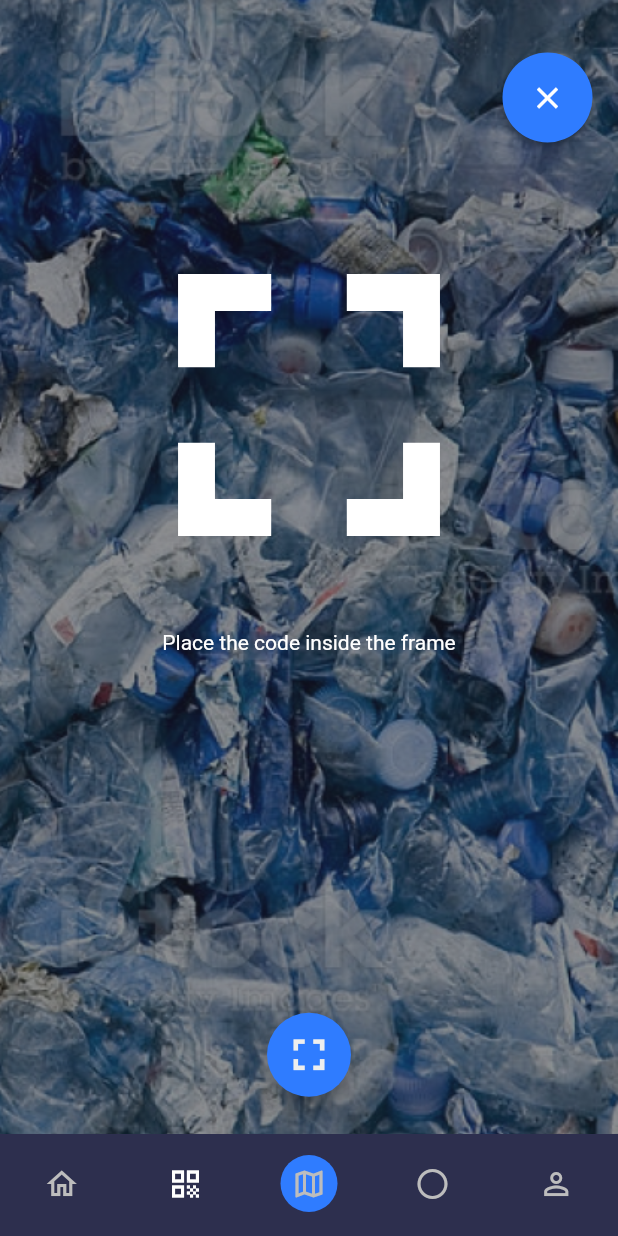
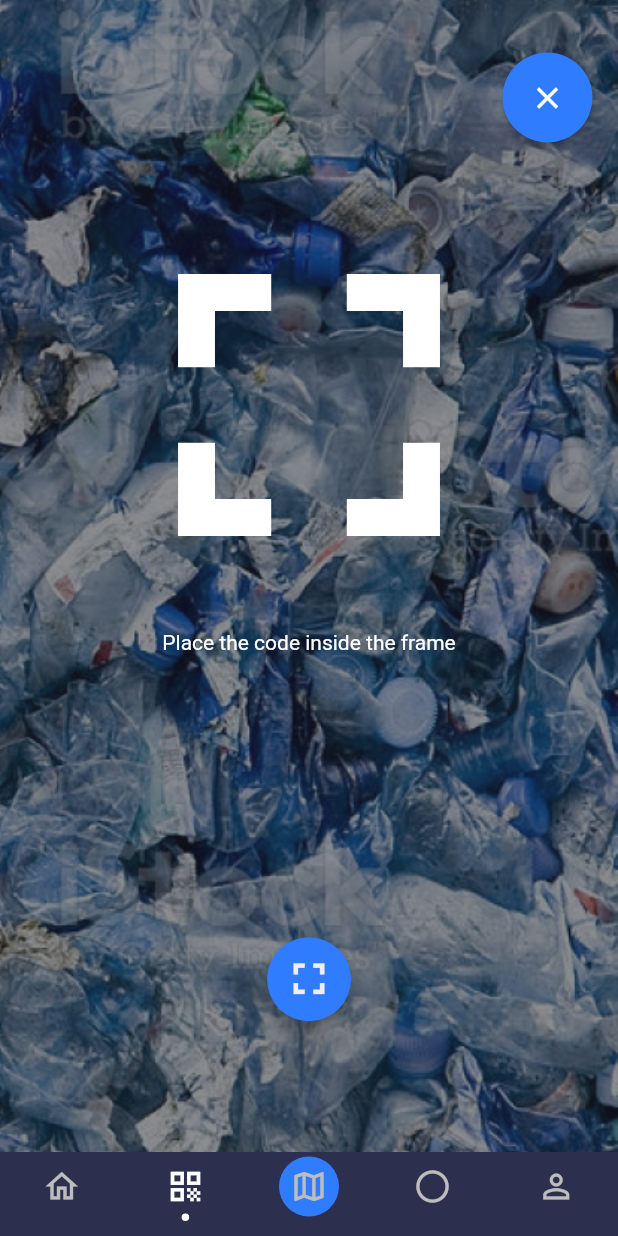
Before and after one commit to bocyej/innotrash, a Flutter app: the StructurePage widget shown alone on an empty page, opened directly, item 2 of the bottom bar chosen, on a phone screen of 412 x 824 dp. Run offline on Flutter 3.47's test engine with Material 2 defaults, Android fonts, the phone set to English and light mode, and no system bars; drawn by our look-alikes of persistent_bottom_nav_bar; our stand-ins replace google_fonts.

Commit message:
changed bottom nav bar to persistent bottom nav bar

```diff
--- a/lib/pages/structure.dart
+++ b/lib/pages/structure.dart
@@ -7,6 +7,8 @@ import '../pages/qr.dart';
 import '../pages/map.dart';
 import '../pages/rewards.dart';
 import '../pages/profile.dart';
+
+import 'package:persistent_bottom_nav_bar/persistent-tab-view.dart';
 
 class Structure extends StatelessWidget {
   const Structure({Key? key}) : super(key: key);
@@ -27,42 +29,34 @@ class StructurePage extends StatefulWidget {
 }
 
 class _StructurePageState extends State<StructurePage> {
-  int _selectedIndex = 0;
+  final PersistentTabController _controller =
+      PersistentTabController(initialIndex: 0);
 
-  void _onNavTapped(int index) {
-    setState(() {
-      _selectedIndex = index;
-    });
-  }
-
-  final pages = [
+  List<Widget> _buildScreens() {
+    return [
       const Homepage(),
       const QRPage(),
       const MapPage(),
       const RewardsPage(),
       const ProfilePage(),
     ];
+  }
 
-  @override
-  Widget build(BuildContext context) {
-    return Scaffold(
-      extendBody: true, // transparent bottom navbar
-      body: pages[_selectedIndex],
-      bottomNavigationBar: SizedBox(
-        // height: 55,
-        child: BottomNavigationBar(
-          items: <BottomNavigationBarItem>[
-            const BottomNavigationBarItem(
-              icon: Icon(Icons.home_outlined),
-              activeIcon: Icon(Icons.home),
-              label: 'Home',
+  List<PersistentBottomNavBarItem> _navBarItems() {
+    return [
+      PersistentBottomNavBarItem(
+        icon: const Icon(Icons.home),
+        inactiveIcon: const Icon(Icons.home_outlined),
+        activeColorPrimary: Colors.white,
+        inactiveColorPrimary: Colors.grey.shade400,
       ),
-            const BottomNavigationBarItem(
-              icon: Icon(Icons.qr_code),
-              activeIcon: Icon(Icons.qr_code_outlined),
-              label: 'QR Scan',
+      PersistentBottomNavBarItem(
+        icon: const Icon(Icons.qr_code),
+        inactiveIcon: const Icon(Icons.qr_code_outlined),
+        activeColorPrimary: Colors.white,
+        inactiveColorPrimary: Colors.grey.shade400,
       ),
-            BottomNavigationBarItem(
+      PersistentBottomNavBarItem(
         icon: Container(
           decoration: const BoxDecoration(
             color: Color(0xFF2F7CFF),
@@ -70,46 +64,50 @@ class _StructurePageState extends State<StructurePage> {
           ),
           child: const Padding(
             padding: EdgeInsets.all(7.0),
-                  child: Icon(Icons.map_outlined),
+            child: Icon(
+              Icons.map,
             ),
           ),
-              activeIcon: Container(
+        ),
+        inactiveIcon: Container(
           decoration: const BoxDecoration(
             color: Color(0xFF2F7CFF),
             shape: BoxShape.circle,
           ),
           child: const Padding(
             padding: EdgeInsets.all(7.0),
-                  child: Icon(Icons.map),
+            child: Icon(
+              Icons.map_outlined,
             ),
           ),
-              label: 'Map',
         ),
-            const BottomNavigationBarItem(
-              icon: Icon(Icons.radio_button_off),
-              activeIcon: Icon(Icons.radio_button_on),
-              // or Icons.circle_outlined & Icons.circle
-              // or Icons.lens_outlined & Icons.lens
-              // or Icons.fiber_manual_record_outlined & Icons.fiber_manual_record
-              label: 'Rewards',
+        activeColorPrimary: Colors.white,
+        inactiveColorPrimary: Colors.grey.shade400,
       ),
-            const BottomNavigationBarItem(
-              icon: Icon(Icons.person_outline_sharp),
-              activeIcon: Icon(Icons.person_sharp),
-              label: 'Profile',
+      PersistentBottomNavBarItem(
+        icon: const Icon(Icons.radio_button_on),
+        inactiveIcon: const Icon(Icons.radio_button_off),
+        activeColorPrimary: Colors.white,
+        inactiveColorPrimary: Colors.grey.shade400,
       ),
-          ],
-          type: BottomNavigationBarType.fixed,
-          backgroundColor: const Color(0xFF2D2F4E),
-          elevation: 0.0,
-          currentIndex: _selectedIndex,
-          showSelectedLabels: false,
-          onTap: _onNavTapped,
-          showUnselectedLabels: false,
-          selectedItemColor: Colors.white,
-          unselectedItemColor: Colors.grey.shade400,
+      PersistentBottomNavBarItem(
+        icon: const Icon(Icons.person_sharp),
+        inactiveIcon: const Icon(Icons.person_outline_sharp),
+        activeColorPrimary: Colors.white,
+        inactiveColorPrimary: Colors.grey.shade400,
       ),
-      ),
+    ];
+  }
+
+  @override
+  Widget build(BuildContext context) {
+    return PersistentTabView(
+      context,
+      backgroundColor: Color(0xFF2D2F4E),
+      controller: _controller,
+      screens: _buildScreens(),
+      items: _navBarItems(),
+      navBarStyle: NavBarStyle.style12,
     );
   }
 }
```
Lines whose indentation alone changed are shown as unchanged.
